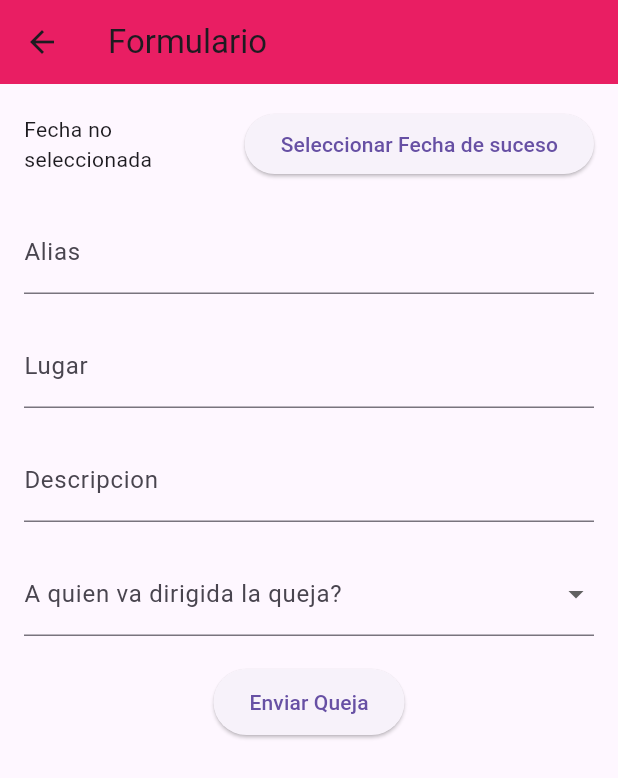
After one commit to GbyOtz/appLoginBasic, a Flutter app: the Formulario screen opened directly, on a phone screen of 412 x 824 dp. The commit adds this screen. Shown: the top 778 px of the screen. Run offline on Flutter 3.47's test engine with Material 3 defaults, Android fonts, the phone set to English and light mode, and no system bars.

Commit message:
add formulario

```diff
--- a/test01/lib/calculadora.dart
+++ b/test01/lib/calculadora.dart
@@ -58,6 +58,7 @@ class _MyHomePageState extends State<MyHomePage> {
     return Scaffold(
       appBar: AppBar(
         title: const Text('Calculadora Básica'),
+        backgroundColor: Colors.pink,
       ),
       body: Padding(
         padding: const EdgeInsets.all(20.0),
--- /dev/null
+++ b/test01/lib/formulario.dart
@@ -0,0 +1,164 @@
+import 'package:flutter/material.dart';
+
+
+class Formulario extends StatefulWidget{
+    const Formulario ({super.key});
+  @override
+  _Formulario createState()=> _Formulario();
+}
+
+class _Formulario extends State<Formulario>{
+  final _formKey = GlobalKey<FormState>();
+
+  final TextEditingController _aliasController = TextEditingController();
+  final TextEditingController _desController = TextEditingController();
+  final TextEditingController _lugarController = TextEditingController();
+
+  String? _dirigidoA;
+  // Opciones
+  final List<String> _opcionesDirigidoA = [
+    'Infraestructura',
+    'Personal administrativo',
+    'Personal de limpieza',
+    'Docentes',
+    'Otro',
+  ];
+
+  DateTime? _fecha;
+  //seleccionar fecha
+  Future<void> _seleccionarFecha(BuildContext context) async {
+    final DateTime? picked = await showDatePicker(
+      context: context,
+      initialDate: DateTime.now(),
+      firstDate: DateTime(2020),
+      lastDate: DateTime(2026),
+    );
+    if (picked != null && picked != _fecha) {
+      setState(() {
+        _fecha = picked;
+      });
+    }
+  }
+
+  void _mostrarDatos(){
+     showDialog(
+        context: context,
+        builder: (BuildContext context) {
+          return AlertDialog(
+            title: const Text('Datos Ingresados'),
+            content: SingleChildScrollView(
+              child: ListBody(
+                children: <Widget>[
+                  Text('Alias: ${_aliasController.text}'),
+                  Text('Destinatario: $_dirigidoA'),
+                  Text(
+                      'Fecha del Suceso: ${_fecha != null ? _fecha.toString().split(' ')[0] : 'No seleccionada'}'),
+                  Text('Lugar: ${_lugarController.text}'),
+                  Text('Descripción: ${_desController.text}'),
+                ],
+              ),
+            ),
+            actions: <Widget>[
+              TextButton(
+                child: const Text('OK'),
+                onPressed: () {
+                  Navigator.of(context).pop();
+                },
+              ),
+            ],
+          );
+        },
+      );
+  }
+
+  void _limpiar(){
+    if(_formKey.currentState!.validate()){
+      _mostrarDatos();
+      _desController.clear();
+      _lugarController.clear();
+      _aliasController.clear();
+      setState(() {
+        _dirigidoA = null;
+        _fecha = null;
+      });
+    }
+  }
+
+  @override
+  Widget build(BuildContext context){
+    return Scaffold(
+      appBar: AppBar(
+        title: const Text('Formulario'),
+        backgroundColor: Colors.pink,
+      ),
+      body: Padding(
+        padding: const EdgeInsets.all(16.0),
+        child: Form(
+          key: _formKey,
+          child: ListView(
+            children: [
+              Row(
+                children: [
+                  Expanded(
+                    child: Text(
+                      _fecha == null
+                      ? 'Fecha no seleccionada'
+                      : 'Fecha del suceso: ${_fecha.toString().split(' ')[0]}',
+                    ),
+                  ),
+                  ElevatedButton(onPressed:()=> _seleccionarFecha(context),
+                  child: const Text('Seleccionar Fecha de suceso'),),
+                ],
+              ),
+              const SizedBox(height: 20),
+
+              TextFormField(
+                controller: _aliasController,
+                decoration: const InputDecoration(labelText: 'Alias'),
+              ),
+              const SizedBox(height: 20),
+
+              TextFormField(
+                controller: _lugarController,
+                decoration: const InputDecoration(labelText: 'Lugar'),
+              ),
+              const SizedBox(height: 20),
+
+              TextFormField(
+                controller: _desController,
+                decoration: const InputDecoration(labelText: 'Descripcion'),
+              ),
+              const SizedBox(height: 20),
+
+              DropdownButtonFormField<String>(
+                value: _dirigidoA,
+                decoration: const InputDecoration(labelText: 'A quien va dirigida la queja?'),
+
+                items: _opcionesDirigidoA.map((String item){
+                  return DropdownMenuItem<String>(
+                    value: item,
+                    child: Text(item),
+                  );
+                }).toList(),
+                onChanged: (value){
+                  setState((){
+                    _dirigidoA = value;
+                  });
+                },
+              ),
+              const SizedBox(height: 20),
+
+              Center(
+                child: ElevatedButton(onPressed: _limpiar, child: const Text('Enviar Queja'),
+                  style: ElevatedButton.styleFrom(
+                  padding: const EdgeInsets.symmetric(horizontal: 24, vertical: 12)
+                  ),
+                ),
+              ),
+            ],
+          ),
+        ),
+      ),
+    );
+  }
+}
```
Also changed, not shown: test01/lib/login.dart (+24 -4 lines).
